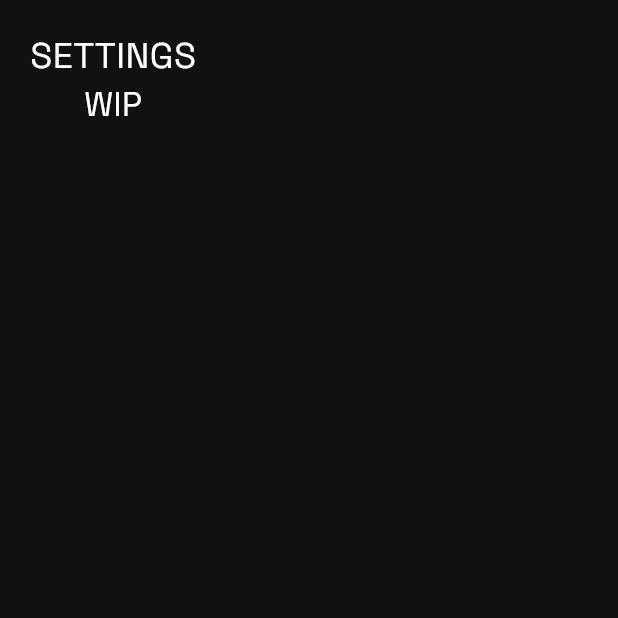
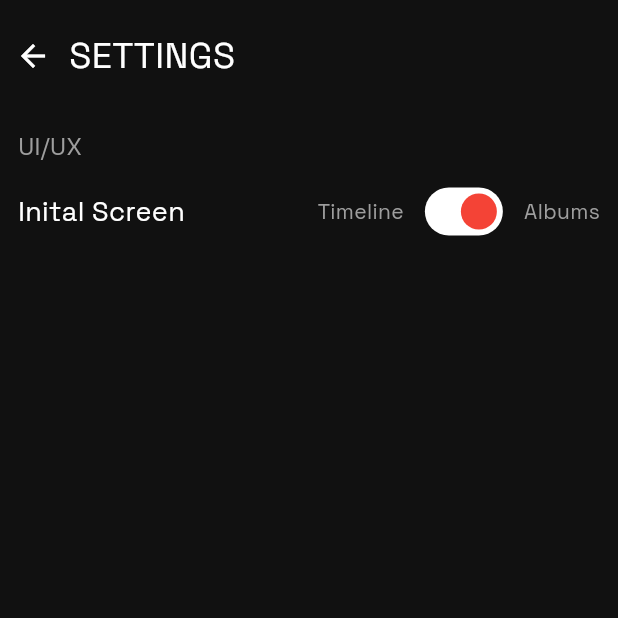
Before and after one commit to jerichoi224/Nothing-Gallery, a Flutter app: the SettingsPage screen opened directly, on a phone screen of 412 x 824 dp, the top half of it. Run offline on Flutter 3.47's test engine with Material 2 defaults, Android fonts, the phone set to English and light mode, and no system bars; our stand-ins replace audio_video_progress_bar, device_info_plus, flex_color_scheme, google_fonts, permission_handler, photo_view and 3 more; missing offline and left inert: photo_manager; accounts and stored records are empty.

Commit message:
feat: setting page with initial screen

```diff
--- a/lib/constants/constants.dart
+++ b/lib/constants/constants.dart
@@ -4,4 +4,3 @@ export 'home_page_enum.dart';
 export 'image_widget_status.dart';
 export 'selected_image_menu.dart';
 export 'shared_pref_keys.dart';
-export 'settings_pref.dart';
--- a/lib/constants/shared_pref_keys.dart
+++ b/lib/constants/shared_pref_keys.dart
@@ -1,9 +1,6 @@
-import 'package:nothing_gallery/constants/settings_pref.dart';
-
 enum SharedPrefKeys {
   // Settings
-  initialScreen(
-      text: "initialScreen", type: InitialScreen, onNull: InitialScreen.albums),
+  initialScreen(text: "initialScreenIndex", type: int, onNull: 1),
 
   // ImageGridPage
   imageGridPageNumCol(text: "imageGridPageNumCol", type: int, onNull: 4),
--- a/lib/model/app_status.dart
+++ b/lib/model/app_status.dart
@@ -1,19 +1,19 @@
 import 'package:flutter/material.dart';
 import 'package:nothing_gallery/classes/classes.dart';
 import 'package:nothing_gallery/constants/constants.dart';
+import 'package:nothing_gallery/constants/settings_pref.dart';
 import 'package:nothing_gallery/main.dart';
 import 'package:photo_manager/photo_manager.dart';
 
 class AppStatus extends ChangeNotifier {
-  int _activeTab = 1;
+  int _activeTab = InitialScreen.albums.tabIndex;
   List<String> _favoriteIds = [];
 
   int get activeTab => _activeTab;
   List<String> get favoriteIds => _favoriteIds;
 
   void initialize() {
-    _activeTab = (sharedPref.get(SharedPrefKeys.initialScreen) as InitialScreen)
-        .tabIndex;
+    _activeTab = sharedPref.get(SharedPrefKeys.initialScreen);
     _favoriteIds =
         List<String>.from(sharedPref.get(SharedPrefKeys.favoriteIds));
     notifyListeners();
--- a/lib/pages/favorite_page.dart
+++ b/lib/pages/favorite_page.dart
@@ -91,7 +91,7 @@ class _FavoriteState extends LifecycleListenerState<FavoritePage> {
 
     setState(() {});
 
-    while (assets.length < recent.assetCount) {
+    while (totalLoaded < recent.assetCount) {
       newAssets = await loadAssets(recent.pathEntity, ++currentPage, size: 80);
       if (newAssets.isEmpty) break;
       totalLoaded += newAssets.length;
--- a/lib/pages/image_grid_page.dart
+++ b/lib/pages/image_grid_page.dart
@@ -1,5 +1,6 @@
 import 'dart:async';
 import 'package:flutter/material.dart';
+import 'package:nothing_gallery/constants/settings_pref.dart';
 import 'package:provider/provider.dart';
 import 'package:photo_manager/photo_manager.dart';
 
@@ -43,7 +44,7 @@ class _ImageGridState extends LifecycleListenerState<ImageGridWidget> {
 
     eventSubscription =
         eventController.stream.asBroadcastStream().listen((event) {
-      if (appStatus.activeTab == 0) return;
+      if (appStatus.activeTab == InitialScreen.timeline.tabIndex) return;
 
       switch (validateEventType(event)) {
         case EventType.assetDeleted:
--- a/lib/pages/pictures_page.dart
+++ b/lib/pages/pictures_page.dart
@@ -1,6 +1,7 @@
 import 'dart:async';
 
 import 'package:flutter/material.dart';
+import 'package:nothing_gallery/constants/settings_pref.dart';
 import 'package:photo_manager/photo_manager.dart';
 import 'package:provider/provider.dart';
 
@@ -64,7 +65,7 @@ class _PicturesState extends State<PicturesWidget>
 
       eventSubscription =
           eventController.stream.asBroadcastStream().listen((event) {
-        if (appStatus.activeTab == 1) return;
+        if (appStatus.activeTab == InitialScreen.albums.tabIndex) return;
         switch (validateEventType(event)) {
           case EventType.assetDeleted:
             List<AssetEntity> deletedAssets = assets
--- a/lib/pages/settings_page.dart
+++ b/lib/pages/settings_page.dart
@@ -1,37 +1,110 @@
 import 'package:flutter/material.dart';
+import 'package:nothing_gallery/constants/constants.dart';
+import 'package:nothing_gallery/constants/settings_pref.dart';
+import 'package:nothing_gallery/main.dart';
 import 'package:nothing_gallery/style.dart';
 
 class SettingsPage extends StatefulWidget {
-  SettingsPage({super.key});
+  const SettingsPage({super.key});
 
   @override
   State createState() => _SettingsState();
 }
 
 class _SettingsState extends State<SettingsPage> {
+  bool initialIsAlbum = false;
+
   @override
   void initState() {
     super.initState();
+
+    initialIsAlbum = sharedPref.get(SharedPrefKeys.initialScreen) == 1;
+  }
+
+  Widget uiInitialScreen() {
+    return Row(
+      children: [
+        Text(
+          "Inital Screen",
+          style: mainTextStyle(TextStyleType.settingsMenu),
+        ),
+        const Spacer(),
+        Text(
+          "Timeline",
+          style: mainTextStyle(TextStyleType.settingsFineText),
+        ),
+        const SizedBox(
+          width: 10,
+        ),
+        Switch(
+            activeColor: Colors.red,
+            activeTrackColor: Colors.white,
+            value: initialIsAlbum,
+            onChanged: (onChanged) {
+              sharedPref.set(
+                  SharedPrefKeys.initialScreen,
+                  onChanged
+                      ? InitialScreen.albums.tabIndex
+                      : InitialScreen.timeline.tabIndex);
+              setState(() {
+                initialIsAlbum = onChanged;
+              });
+            }),
+        const SizedBox(
+          width: 10,
+        ),
+        Text(
+          "Albums",
+          style: mainTextStyle(TextStyleType.settingsFineText),
+        ),
+      ],
+    );
+  }
+
+  Widget settingsWrapper(Widget child) {
+    return GestureDetector(
+        onTap: () => FocusManager.instance.primaryFocus?.unfocus(),
+        child: Scaffold(body: SafeArea(child: child)));
   }
 
   @override
   Widget build(BuildContext context) {
-    return GestureDetector(
-        onTap: () => FocusManager.instance.primaryFocus?.unfocus(),
-        child: Scaffold(
-            body: SafeArea(
-                child: Padding(
-                    padding: const EdgeInsets.all(20),
-                    child: Column(children: [
-                      Text(
-                        'SETTINGS',
-                        style: mainTextStyle(TextStyleType.settingTitle),
-                      ),
-                      Expanded(
-                          child: Text(
-                        'WIP',
-                        style: mainTextStyle(TextStyleType.pageTitle),
-                      ))
-                    ])))));
+    return settingsWrapper(Column(children: [
+      Row(
+        crossAxisAlignment: CrossAxisAlignment.center,
+        children: [
+          const SizedBox(width: 10),
+          GestureDetector(
+              onTap: () {
+                Navigator.pop(context);
+              },
+              child: const Icon(Icons.arrow_back)),
+          Padding(
+            padding: const EdgeInsets.fromLTRB(12, 20, 20, 20),
+            child: Text(
+              'SETTINGS',
+              style: mainTextStyle(TextStyleType.settingTitle),
+            ),
+          ),
+        ],
+      ),
+      SingleChildScrollView(
+          child: Padding(
+              padding: const EdgeInsets.fromLTRB(12, 12, 12, 20),
+              child: Column(
+                  mainAxisAlignment: MainAxisAlignment.start,
+                  crossAxisAlignment: CrossAxisAlignment.stretch,
+                  children: <Widget>[
+                    Text(
+                      'UI/UX',
+                      style: mainTextStyle(TextStyleType.settingCategory),
+                    ),
+                    const SizedBox(
+                      height: 8,
+                    ),
+                    uiInitialScreen(),
+                    SizedBox(height: 8),
+                  ])))
+    ]));
   }
 }
--- a/lib/style.dart
+++ b/lib/style.dart
@@ -4,38 +4,43 @@ import 'package:google_fonts/google_fonts.dart';
 
 enum TextStyleType {
   // HomePageWidget
-  navBar(fontSize: 16),
+  navBar(fontSize: 16, color: Colors.white),
 
   // AlbumWidget
-  albumTitle(fontSize: 12),
-  buttonText(fontSize: 14),
+  albumTitle(fontSize: 12, color: Colors.white),
+  buttonText(fontSize: 14, color: Colors.white),
 
   // GridItemWidget
-  videoDuration(fontSize: 12),
+  videoDuration(fontSize: 12, color: Colors.white),
 
   // VideoPlayerPage
-  videoPlayerDuration(fontSize: 14),
+  videoPlayerDuration(fontSize: 14, color: Colors.white),
 
   // GridPage
-  gridPageTitle(fontSize: 20),
+  gridPageTitle(fontSize: 20, color: Colors.white),
 
   // Common
-  pageTitle(fontSize: 22),
-  popUpMenu(fontSize: 14),
+  pageTitle(fontSize: 22, color: Colors.white),
+  popUpMenu(fontSize: 14, color: Colors.white),
 
   // ImagePage
-  picturesDateTaken(fontSize: 18),
-  imageIndex(fontSize: 20),
+  picturesDateTaken(fontSize: 18, color: Colors.white),
+  imageIndex(fontSize: 20, color: Colors.white),
 
   // SettingsPage
-  settingTitle(fontSize: 24);
+  settingTitle(fontSize: 24, color: Colors.white),
+  settingCategory(fontSize: 16, color: Colors.grey),
+  settingsMenu(fontSize: 18, color: Colors.white),
+  settingsFineText(fontSize: 14, color: Colors.grey);
 
-  const TextStyleType({required this.fontSize});
+  const TextStyleType({required this.fontSize, required this.color});
   final double fontSize;
+  final Color color;
 }
 
 TextStyle mainTextStyle(TextStyleType style) {
   return TextStyle(
+      color: style.color,
       fontSize: style.fontSize,
       fontFamily: GoogleFonts.spaceGrotesk().fontFamily);
 }
```
